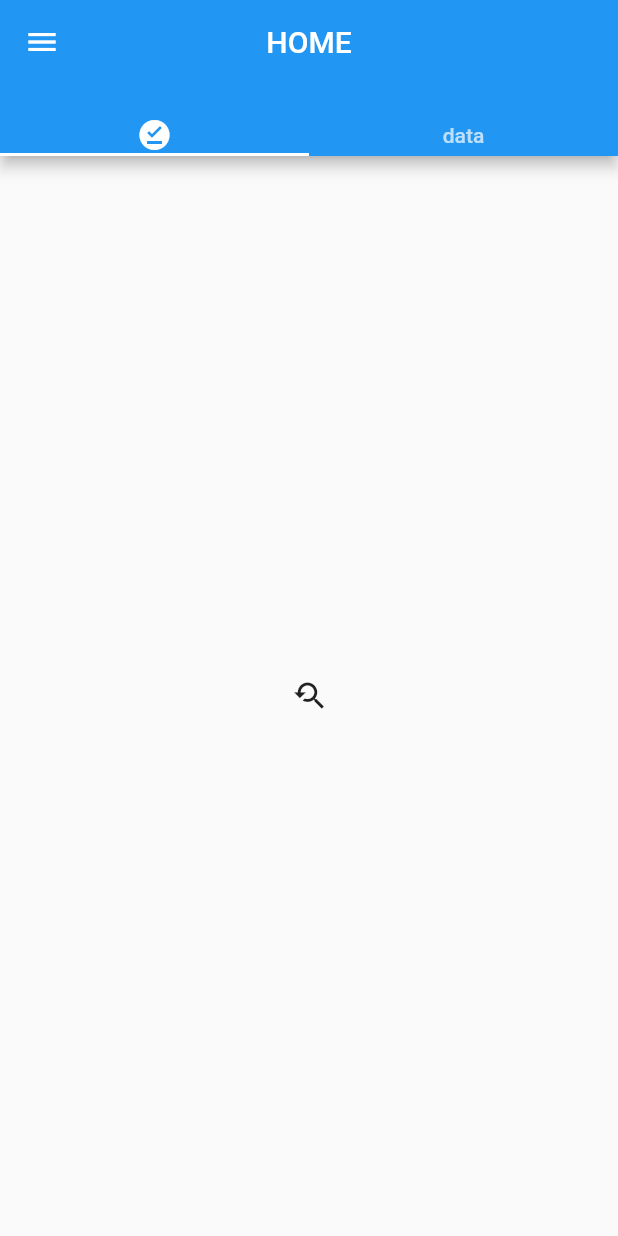
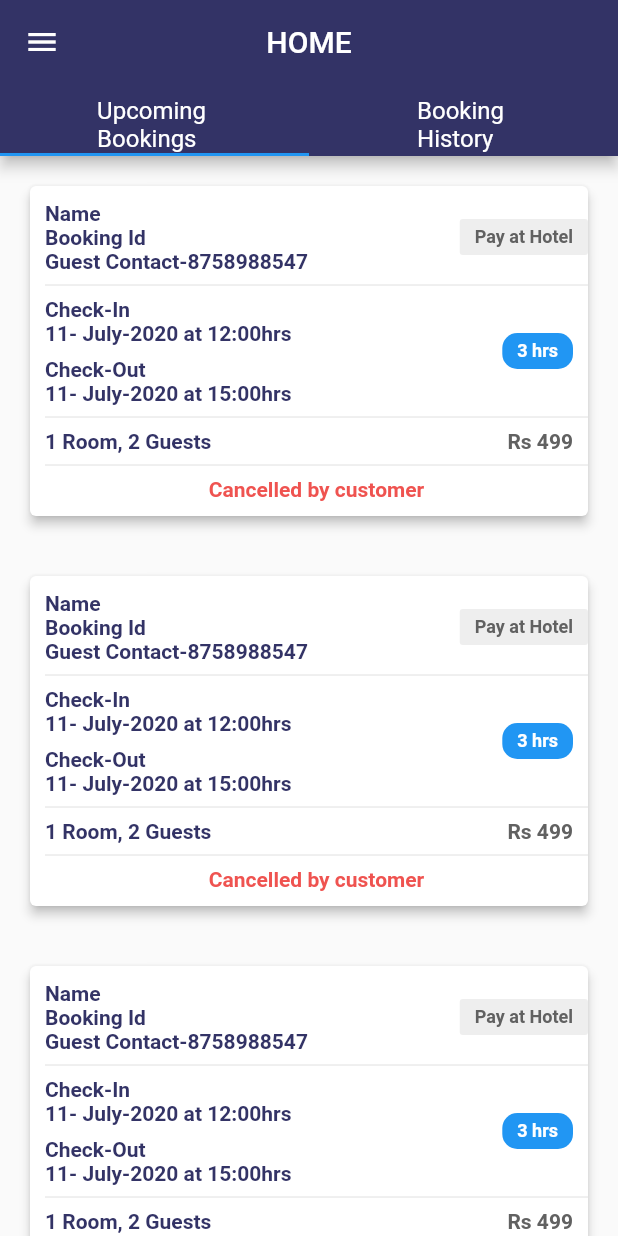
Before and after one commit to namankk/travel_app_extranet, a Flutter app: the screen it shows after launch, after a tap on "PROCEED", on a phone screen of 412 x 824 dp. Run offline on Flutter 3.47's test engine with Material 2 defaults, Android fonts, the phone set to English and light mode, and no system bars; our stand-ins replace font_awesome_flutter.

Commit message:
Home page implemented and screenshots added

```diff
--- a/lib/main.dart
+++ b/lib/main.dart
@@ -1,5 +1,6 @@
 import 'package:flutter/material.dart';
 import 'package:travelappextranet/screens/SignInPage.dart';
+import 'package:travelappextranet/utils/constants.dart';
 
 void main() {
   runApp(MyApp());
@@ -21,7 +22,7 @@ class MyApp extends StatelessWidget {
         // or simply save your changes to "hot reload" in a Flutter IDE).
         // Notice that the counter didn't reset back to zero; the application
         // is not restarted.
-        primarySwatch: Colors.blue,
+        primaryColor: kdarkBlue,
         // This makes the visual density adapt to the platform that you run
         // the app on. For desktop platforms, the controls will be smaller and
         // closer together (more dense) than on mobile platforms.
--- a/lib/screens/HomePage.dart
+++ b/lib/screens/HomePage.dart
@@ -1,5 +1,8 @@
 import 'package:flutter/cupertino.dart';
+import 'package:flutter/gestures.dart';
 import 'package:flutter/material.dart';
+import 'package:travelappextranet/utils/Widgets.dart';
+import 'package:travelappextranet/utils/constants.dart';
 
 class HomePage extends StatefulWidget{
   @override
@@ -21,15 +24,19 @@ class _HomePage extends State<HomePage>{
           title: Text("HOME"),
           bottom: TabBar(
         tabs: [
-            Icon(Icons.offline_pin),
-            Text('data')
+          Text('Upcoming \nBookings',style: Theme.of(context).textTheme.subtitle1.apply(color: kwhite),),
+            Text('Booking \nHistory',style: Theme.of(context).textTheme.subtitle1.apply(color: kwhite),)
             ],
         ),
         ),
         body: TabBarView(
           children: <Widget>[
             Center(
-              child: Icon(Icons.youtube_searched_for),
+              child: ListView.builder(
+                  itemBuilder: (buildcontext ,index){
+                    return MyCard();
+                  },
+                  itemCount: 10),
             ),Center(
               child: Text('Text with style'),
             )
@@ -44,7 +51,7 @@ class _HomePage extends State<HomePage>{
                 currentAccountPicture: CircleAvatar(
                   backgroundColor:
                   Theme.of(context).platform == TargetPlatform.iOS
-                      ? Colors.blue
+                      ? kdarkBlue
                       : Colors.white,
                   child: Text(
                     "A",
--- /dev/null
+++ b/lib/utils/Widgets.dart
@@ -0,0 +1,105 @@
+import 'package:flutter/cupertino.dart';
+import 'package:flutter/material.dart';
+
+import 'constants.dart';
+
+class MyCard extends StatefulWidget {
+  @override
+  State<StatefulWidget> createState() {
+    // TODO: implement createState
+    return _MyCard();
+  }
+}
+
+class _MyCard extends State<MyCard> {
+  @override
+  Widget build(BuildContext context) {
+    // TODO: implement build
+    return Card(
+      elevation: 3.0,
+      margin: EdgeInsets.all(20.0),
+      child: Container(
+        margin: EdgeInsets.only(left: 10.0),
+        child: Column(
+          children: <Widget>[
+            SizedBox(
+              height: 10.0,
+            ),
+            Row(
+              children: <Widget>[
+                Column(
+                  crossAxisAlignment: CrossAxisAlignment.start,
+                  children: <Widget>[
+                    Text("Name", style: Theme.of(context).textTheme.bodyText2.apply(color: kdarkBlue, fontWeightDelta: 3)),
+                    Text("Booking Id", style: Theme.of(context).textTheme.bodyText2.apply(color: kdarkBlue, fontWeightDelta: 3)),
+                    Text("Guest Contact-8758988547", style: Theme.of(context).textTheme.bodyText2.apply(color: kdarkBlue, fontWeightDelta: 3)),
+                  ],
+                ),
+                Spacer(),
+                Container(
+                  padding: EdgeInsets.symmetric(horizontal: 10, vertical: 5.0),
+                  child: Text(
+                    "Pay at Hotel",
+                    style: Theme.of(context).textTheme.caption.apply(color: kgreyDark, fontWeightDelta: 3),
+                  ),
+                  decoration: BoxDecoration(color: kgreyFill, borderRadius: BorderRadius.all(Radius.circular(2.0))),
+                )
+              ],
+            ),
+            Divider(),
+            Row(
+              children: <Widget>[
+                Column(
+                  crossAxisAlignment: CrossAxisAlignment.start,
+                  children: <Widget>[
+                    Text("Check-In", style: Theme.of(context).textTheme.bodyText2.apply(color: kdarkBlue, fontWeightDelta: 3)),
+                    Text("11- July-2020 at 12:00hrs", style: Theme.of(context).textTheme.bodyText2.apply(color: kdarkBlue, fontWeightDelta: 3)),
+                    SizedBox(
+                      height: 8.0,
+                    ),
+                    Text("Check-Out", style: Theme.of(context).textTheme.bodyText2.apply(color: kdarkBlue, fontWeightDelta: 3)),
+                    Text("11- July-2020 at 15:00hrs", style: Theme.of(context).textTheme.bodyText2.apply(color: kdarkBlue, fontWeightDelta: 3)),
+                  ],
+                ),
+                Spacer(),
+                Container(
+                  padding: EdgeInsets.symmetric(horizontal: 10, vertical: 5.0),
+                  margin: EdgeInsets.only(right: 10.0),
+                  child: Text(
+                    "3 hrs",
+                    style: Theme.of(context).textTheme.caption.apply(color: kwhite, fontWeightDelta: 3),
+                  ),
+                  decoration: BoxDecoration(color: kLightBlue, borderRadius: BorderRadius.all(Radius.circular(10.0))),
+                )
+              ],
+            ),
+            Divider(),
+            Row(
+              mainAxisAlignment: MainAxisAlignment.center,
+              children: <Widget>[
+                Expanded(flex: 1, child: Text("1 Room, 2 Guests", style: Theme.of(context).textTheme.bodyText2.apply(color: kdarkBlue, fontWeightDelta: 3))),
+                SizedBox(
+                  width: 10.0,
+                ),
+                Flexible(flex: 1, child: Align(alignment: Alignment.centerRight,child: Text("Rs 499", style: Theme.of(context).textTheme.bodyText2.apply(color: kgreyDark, fontWeightDelta: 2)))),
+                SizedBox(
+                  width: 10.0,
+                ),
+              ],
+            ),
+            Divider(),
+            Center(
+              child: Text(
+                "Cancelled by customer",
+                style: Theme.of(context).textTheme.bodyText1.apply(color: kred, fontWeightDelta: 1),
+              ),
+            ),
+            SizedBox(
+            height: 10.0,
+            ),
+          ],
+        ),
+      ),
+    );
+  }
+}
--- a/lib/utils/constants.dart
+++ b/lib/utils/constants.dart
@@ -3,10 +3,13 @@ import 'package:flutter/material.dart';
 final korange= const Color(0xFFFF9933);
 final korangelite = const Color(0xFFFFBE83);
 final kwhite = const Color(0xFFFFFFFF);
+final kred = Colors.red[400];
 final kdarkBlue= const Color(0xFF333366);
+final kLightBlue= Colors.blue;
+final kpurple= Colors.deepPurple;
 final kblack = const Color(0xFF000000);
 final kgreyDark =  Colors.grey.shade700;
-final kgreyFill =  Colors.grey.shade100;
+final kgreyFill =  Colors.grey.shade200;
 //Textss
 
 const String POPPINS = "Poppins";
```
Also changed, not shown: 2 other files.
